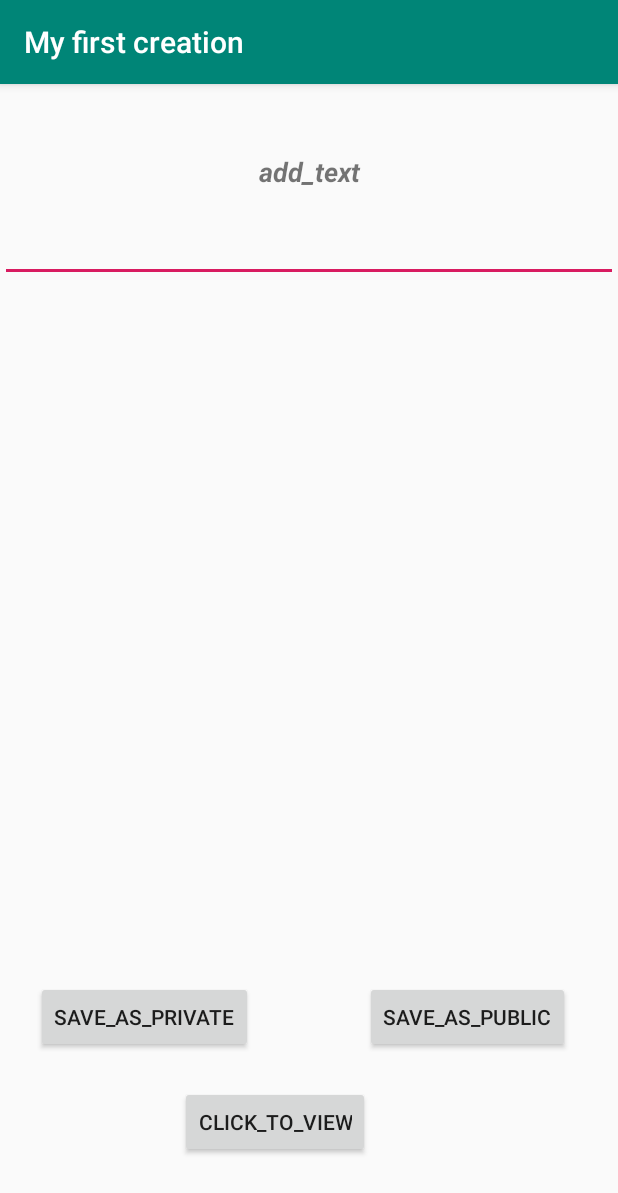
After one commit to KATUSIIMESUSAN12/My_first_creation, an Android app: the Storage screen opened directly, with no data from a screen before it, on a phone screen of 412 x 824 dp. The commit adds this screen. Shown: the top 1193 px of the screen. Run offline under Robolectric (Android 15) with nearby library versions, the phone set to English and light mode, and no system bars.

Commit message:
services and Storage added

```diff
--- /dev/null
+++ b/app/src/main/res/layout/activity_storage.xml
@@ -0,0 +1,74 @@
+<?xml version="1.0" encoding="utf-8"?>
+<RelativeLayout xmlns:android="http://schemas.android.com/apk/res/android"
+    xmlns:app="http://schemas.android.com/apk/res-auto"
+    xmlns:tools="http://schemas.android.com/tools"
+    android:layout_width="match_parent"
+    android:layout_height="match_parent"
+    tools:context=".Storage">
+    <TextView
+        android:id="@+id/textView"
+        android:layout_width="match_parent"
+        android:layout_height="wrap_content"
+        android:layout_alignParentTop="true"
+        android:layout_marginTop="46dp"
+        android:gravity="center"
+        android:text="add_text"
+        android:textSize="18sp"
+        android:textStyle="bold|italic" />
+
+
+    <Button
+        android:id="@+id/button4"
+        android:layout_width="wrap_content"
+        android:layout_height="wrap_content"
+        android:layout_alignLeft="@+id/button"
+        android:layout_alignParentBottom="true"
+        android:layout_alignStart="@+id/button"
+        android:layout_marginBottom="52dp"
+        android:layout_marginLeft="96dp"
+        android:layout_marginStart="96dp"
+        android:onClick="next"
+        android:text="click_to_view" />
+
+    <Button
+        android:id="@+id/button2"
+        android:layout_width="wrap_content"
+        android:layout_height="wrap_content"
+        android:layout_above="@+id/button4"
+        android:layout_alignParentEnd="true"
+        android:layout_alignParentRight="true"
+        android:layout_marginBottom="22dp"
+        android:layout_marginEnd="32dp"
+        android:layout_marginRight="32dp"
+        android:onClick="savePublic"
+        android:text="save_as_public" />
+
+    <Button
+        android:id="@+id/button"
+        android:layout_width="wrap_content"
+        android:layout_height="wrap_content"
+        android:layout_alignBaseline="@+id/button2"
+        android:layout_alignBottom="@+id/button2"
+        android:layout_alignParentLeft="true"
+        android:layout_alignParentStart="true"
+        android:layout_marginLeft="24dp"
+        android:layout_marginStart="24dp"
+        android:onClick="savePrivate"
+        android:text="save_as_private" />
+
+    <EditText
+        android:id="@+id/editText2"
+        android:layout_width="match_parent"
+        android:layout_height="wrap_content"
+        android:layout_alignParentLeft="true"
+        android:layout_alignParentStart="true"
+        android:layout_below="@+id/textView"
+        android:layout_marginTop="16dp"
+        android:ems="10"
+        android:gravity="center_vertical|center"
+        android:inputType="textMultiLine" />
+
+
+
+
+</RelativeLayout>
--- /dev/null
+++ b/app/src/main/res/layout/another.xml
@@ -0,0 +1,6 @@
+<?xml version="1.0" encoding="utf-8"?>
+<LinearLayout xmlns:android="http://schemas.android.com/apk/res/android"
+    android:orientation="vertical" android:layout_width="match_parent"
+    android:layout_height="match_parent">
+
+</LinearLayout>
--- a/app/src/main/res/menu/menue.xml
+++ b/app/src/main/res/menu/menue.xml
@@ -14,4 +14,10 @@
     <item
         android:id="@+id/Call"
         android:title="call" />
+    <item
+        android:id="@+id/serve"
+        android:title="Services" />
+    <item
+        android:id="@+id/store"
+        android:title="Storage" />
 </menu>
```
Also changed, not shown: app/src/main/AndroidManifest.xml (+7 -3 lines), app/src/main/java/com/example/myfirstcreation/Another.java (added, +12 -0 lines), app/src/main/java/com/example/myfirstcreation/MainActivity.java (+12 -4 lines), app/src/main/java/com/example/myfirstcreation/MyService.java (added, +35 -0 lines), app/src/main/java/com/example/myfirstcreation/Services.java (added, +44 -0 lines), app/src/main/java/com/example/myfirstcreation/Storage.java (added, +73 -0 lines), app/src/main/java/com/example/myfirstcreation/Storage2.java (added, +75 -0 lines), app/src/main/res/layout/activity_services.xml (added, +35 -0 lines), app/src/main/res/layout/activity_storage2.xml (added, +55 -0 lines), 1 other file.
